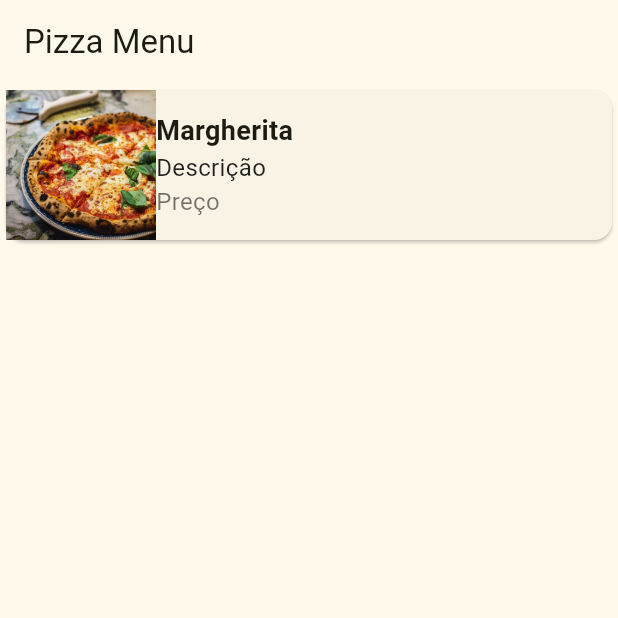
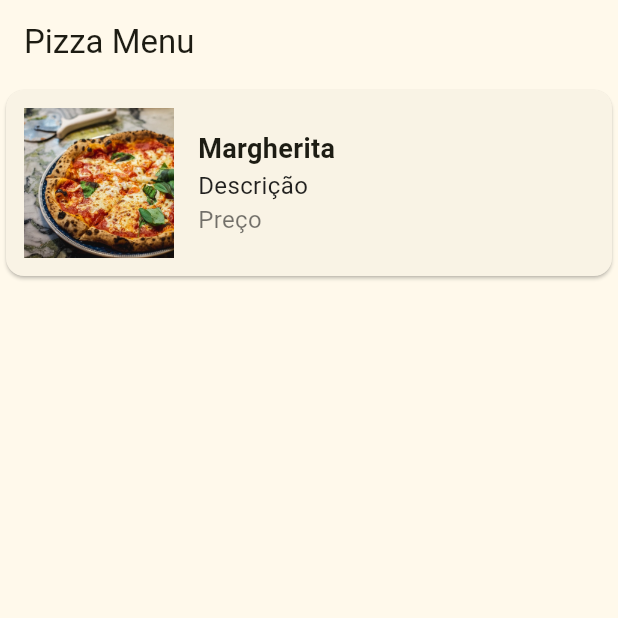
Before and after one commit to Guiengel/pizza_app, a Flutter app: the screen it shows after launch, on a phone screen of 412 x 824 dp, the top half of it. Run offline on Flutter 3.47's test engine with Material 3 defaults, Android fonts, the phone set to English and light mode, and no system bars.

Commit message:
Adicionando card no menu_item e formatando mais algumas coisas

```diff
--- a/lib/menu.dart
+++ b/lib/menu.dart
@@ -1,4 +1,5 @@
 import 'package:flutter/material.dart';
+import 'package:pizza_app/menu_item.dart';
 
 class Menu extends StatelessWidget {
   const Menu({super.key});
@@ -9,33 +10,7 @@ class Menu extends StatelessWidget {
       appBar: AppBar(title: Text("Pizza Menu"),),
       body: Column(
         children: [
-          Card(
-            child: Row(
-              children: [
-                Image.asset("images/margherita.jpg", width: 100, height: 100,),
-                Expanded(
-                  child: Column(
-                    crossAxisAlignment: CrossAxisAlignment.start,
-                    children: [
-                      Text("Margherita", style: TextStyle(
-                        fontSize: 18,
-                        fontWeight: FontWeight.bold,
-
-                      ),),
-                      Text("Descrição", style: TextStyle(
-                        fontSize: 16,
-                        color: Colors.black87,
-                      ),),
-                      Text("Preço", style: TextStyle(
-                        fontSize: 16,
-                        color: Colors.black54,
-                      ),),
-                    ],
-                  ),
-                ),
-              ],
-            ),
-          ),
+          menu_item()
         ],
       ),
     );
--- /dev/null
+++ b/lib/menu_item.dart
@@ -0,0 +1,41 @@
+import 'package:flutter/material.dart';
+
+class menu_item extends StatelessWidget {
+  const menu_item({super.key});
+
+  @override
+  Widget build(BuildContext context) {
+         return Card(
+            child: Padding(
+              padding: const EdgeInsets.all(12.0),
+              child: Row(
+                children: [
+                  Image.asset("images/margherita.jpg", width: 100, height: 100,),
+                  SizedBox(width: 16,),
+                  Expanded(
+                    child: Column(
+                      crossAxisAlignment: CrossAxisAlignment.start,
+
+                      children: [
+                        Text("Margherita", style: TextStyle(
+                          fontSize: 18,
+                          fontWeight: FontWeight.bold,
+
+                        ),),
+                        Text("Descrição", style: TextStyle(
+                          fontSize: 16,
+                          color: Colors.black87,
+                        ),),
+                        Text("Preço", style: TextStyle(
+                          fontSize: 16,
+                          color: Colors.black54,
+                        ),),
+                      ],
+                    ),
+                  ),
+                ],
+              ),
+            ),
+          );
+  }
+}
```
